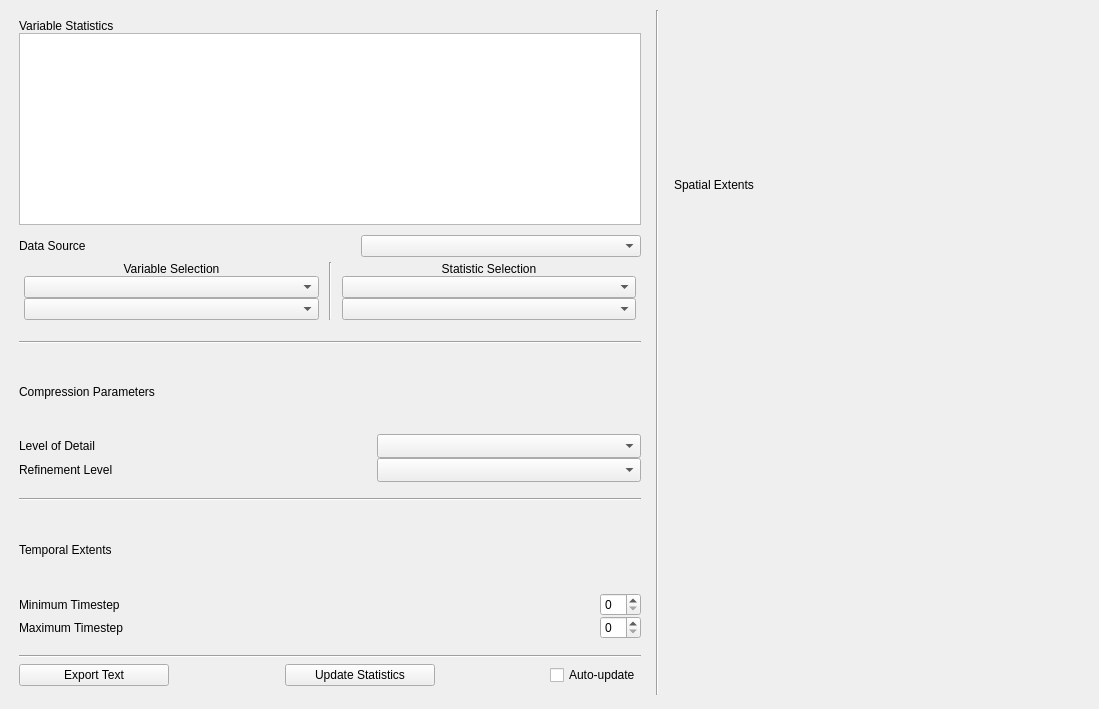
Old version of the form apps/vaporgui/statsWindow.ui in the repository StasJ/vapor-formatted.
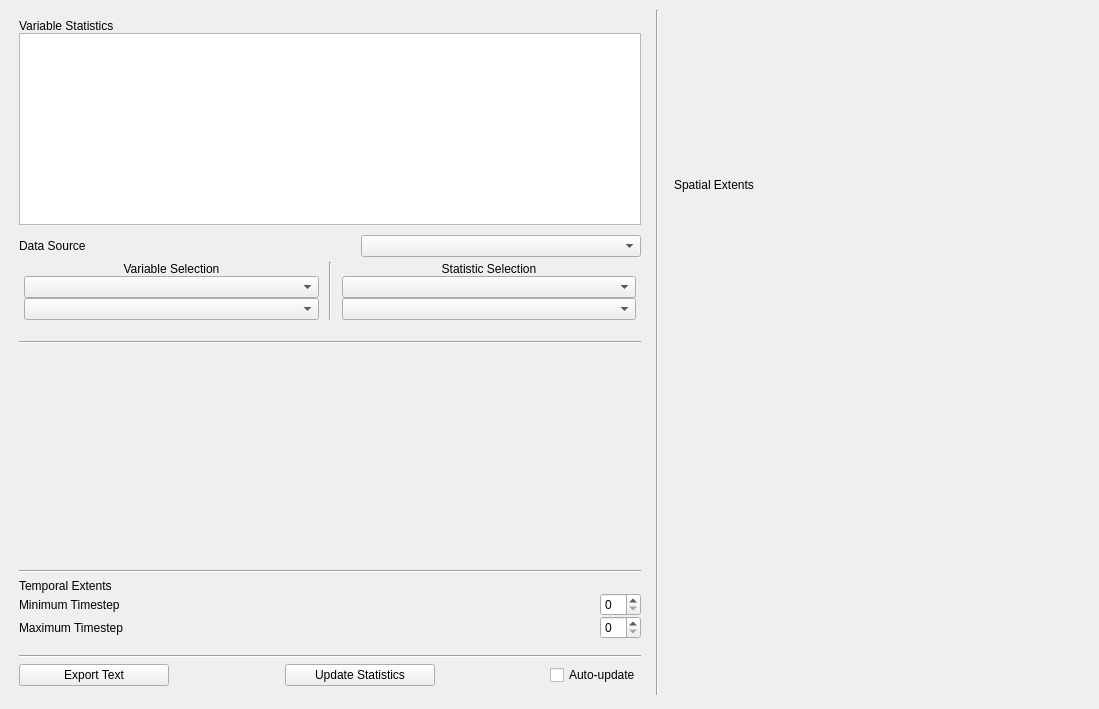
New version of the form. Custom widgets are drawn as their Qt base class.

Commit message: Statistics uses FidelityWidget; but a bug in FidelityWidget prevents it displaying correctly.

Patch:
```diff
--- a/apps/vaporgui/statsWindow.ui
+++ b/apps/vaporgui/statsWindow.ui
@@ -244,126 +244,20 @@
         </widget>
        </item>
        <item>
-        <layout class="QVBoxLayout" name="CompressionLayout">
-         <property name="spacing">
-          <number>0</number>
+        <widget class="FidelityWidget" name="MyFidelityWidget" native="true">
+         <property name="sizePolicy">
+          <sizepolicy hsizetype="Expanding" vsizetype="Expanding">
+           <horstretch>0</horstretch>
+           <verstretch>0</verstretch>
+          </sizepolicy>
          </property>
-         <property name="topMargin">
-          <number>0</number>
+         <property name="minimumSize">
+          <size>
+           <width>0</width>
+           <height>0</height>
+          </size>
          </property>
-         <property name="bottomMargin">
-          <number>10</number>
-         </property>
-         <item>
-          <layout class="QHBoxLayout" name="CompressionLabelLayout">
-           <property name="spacing">
-            <number>0</number>
-           </property>
-           <property name="bottomMargin">
-            <number>0</number>
-           </property>
-           <item>
-            <widget class="QLabel" name="CompressionLabel">
-             <property name="text">
-              <string>Compression Parameters</string>
-             </property>
-             <property name="alignment">
-              <set>Qt::AlignLeading|Qt::AlignLeft|Qt::AlignVCenter</set>
-             </property>
-             <property name="margin">
-              <number>5</number>
-             </property>
-            </widget>
-           </item>
-          </layout>
-         </item>
-         <item>
-          <layout class="QHBoxLayout" name="CRatioLayout">
-           <property name="spacing">
-            <number>0</number>
-           </property>
-           <item>
-            <widget class="QLabel" name="CRatioLabel">
-             <property name="text">
-              <string>Level of Detail     </string>
-             </property>
-            </widget>
-           </item>
-           <item>
-            <spacer name="horizontalSpacer_3">
-             <property name="orientation">
-              <enum>Qt::Horizontal</enum>
-             </property>
-             <property name="sizeHint" stdset="0">
-              <size>
-               <width>49</width>
-               <height>20</height>
-              </size>
-             </property>
-            </spacer>
-           </item>
-           <item>
-            <widget class="QComboBox" name="LODCombo">
-             <property name="sizePolicy">
-              <sizepolicy hsizetype="MinimumExpanding" vsizetype="Fixed">
-               <horstretch>0</horstretch>
-               <verstretch>0</verstretch>
-              </sizepolicy>
-             </property>
-             <property name="sizeAdjustPolicy">
-              <enum>QComboBox::AdjustToMinimumContentsLengthWithIcon</enum>
-             </property>
-             <property name="frame">
-              <bool>true</bool>
-             </property>
-            </widget>
-           </item>
-          </layout>
-         </item>
-         <item>
-          <layout class="QHBoxLayout" name="RefLayout">
-           <property name="spacing">
-            <number>0</number>
-           </property>
-           <item>
-            <widget class="QLabel" name="RefLabel">
-             <property name="text">
-              <string>Refinement Level</string>
-             </property>
-            </widget>
-           </item>
-           <item>
-            <spacer name="horizontalSpacer">
-             <property name="orientation">
-              <enum>Qt::Horizontal</enum>
-             </property>
-             <property name="sizeHint" stdset="0">
-              <size>
-               <width>40</width>
-               <height>20</height>
-              </size>
-             </property>
-            </spacer>
-           </item>
-           <item>
-            <widget class="QComboBox" name="RefCombo">
-             <property name="sizePolicy">
-              <sizepolicy hsizetype="MinimumExpanding" vsizetype="Fixed">
-               <horstretch>0</horstretch>
-               <verstretch>0</verstretch>
-              </sizepolicy>
-             </property>
-             <property name="sizeAdjustPolicy">
-              <enum>QComboBox::AdjustToMinimumContentsLengthWithIcon</enum>
-             </property>
-             <property name="frame">
-              <bool>true</bool>
-             </property>
-            </widget>
-           </item>
-          </layout>
-         </item>
-        </layout>
+        </widget>
        </item>
        <item>
         <widget class="Line" name="line_2">
@@ -624,6 +518,12 @@
    <header>GeometryWidget.h</header>
    <container>1</container>
   </customwidget>
+  <customwidget>
+   <class>FidelityWidget</class>
+   <extends>QWidget</extends>
+   <header>FidelityWidget.h</header>
+   <container>1</container>
+  </customwidget>
  </customwidgets>
  <resources/>
  <connections/>
```
The commit also changes 3 other files.
